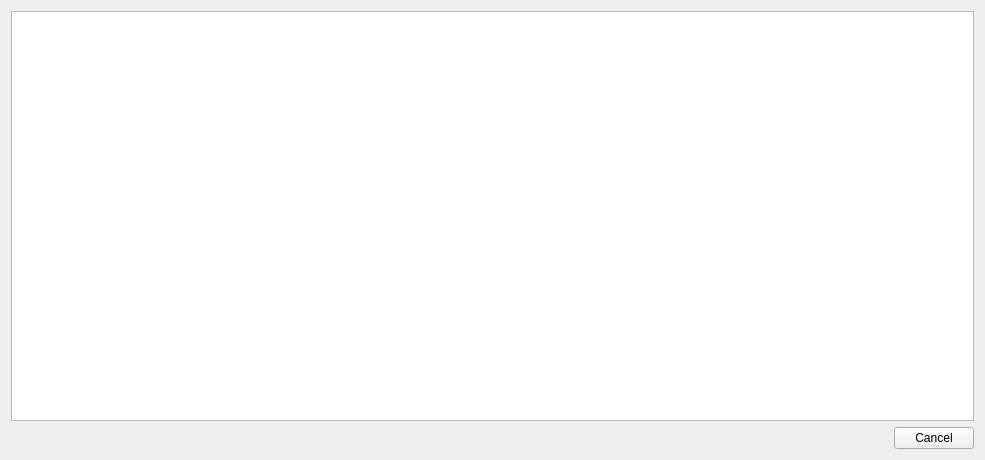
Qt form src/libtomahawk/widgets/searchwidget.ui (tomahawk-player/tomahawk) before a commit.
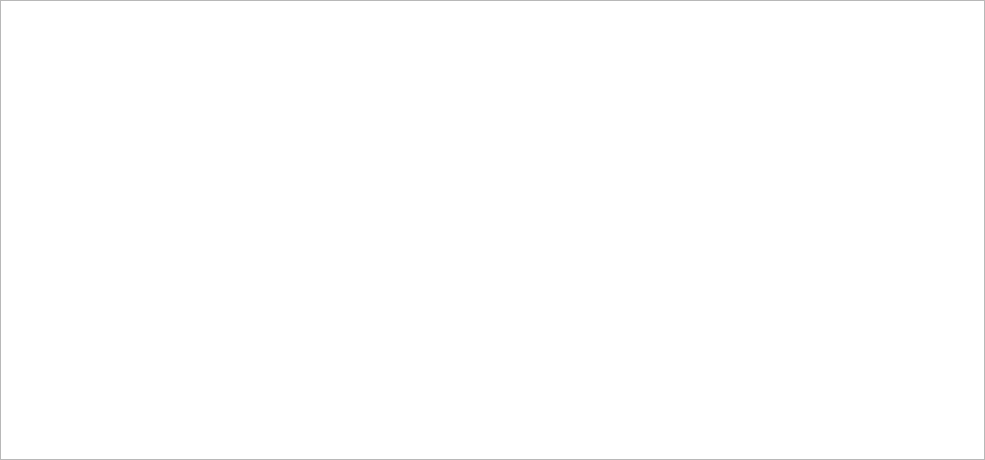
The same form after that commit. Custom widgets are drawn as their Qt base class.

```diff
--- a/src/libtomahawk/widgets/searchwidget.ui
+++ b/src/libtomahawk/widgets/searchwidget.ui
@@ -14,16 +14,12 @@
    <enum>Qt::TabFocus</enum>
   </property>
   <layout class="QVBoxLayout" name="verticalLayout">
+   <property name="margin">
+    <number>0</number>
+   </property>
    <item>
     <widget class="PlaylistView" name="resultsView"/>
    </item>
-   <item>
-    <widget class="QDialogButtonBox" name="buttonBox">
-     <property name="standardButtons">
-      <set>QDialogButtonBox::Cancel</set>
-     </property>
-    </widget>
-   </item>
   </layout>
  </widget>
  <customwidgets>
```
